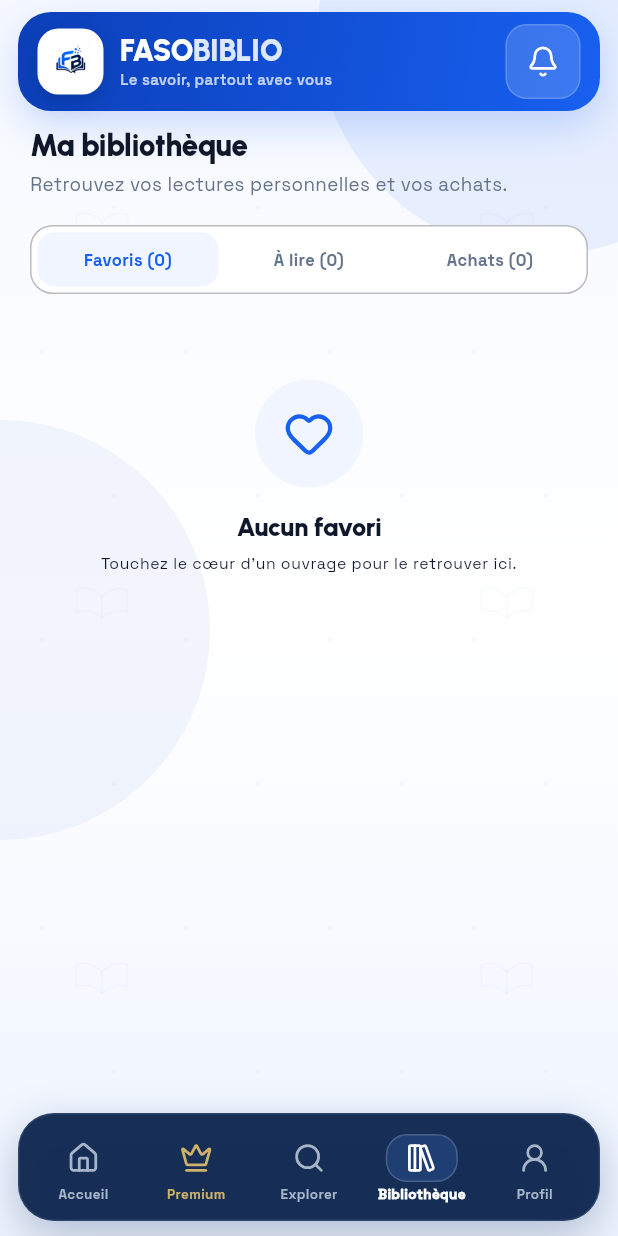
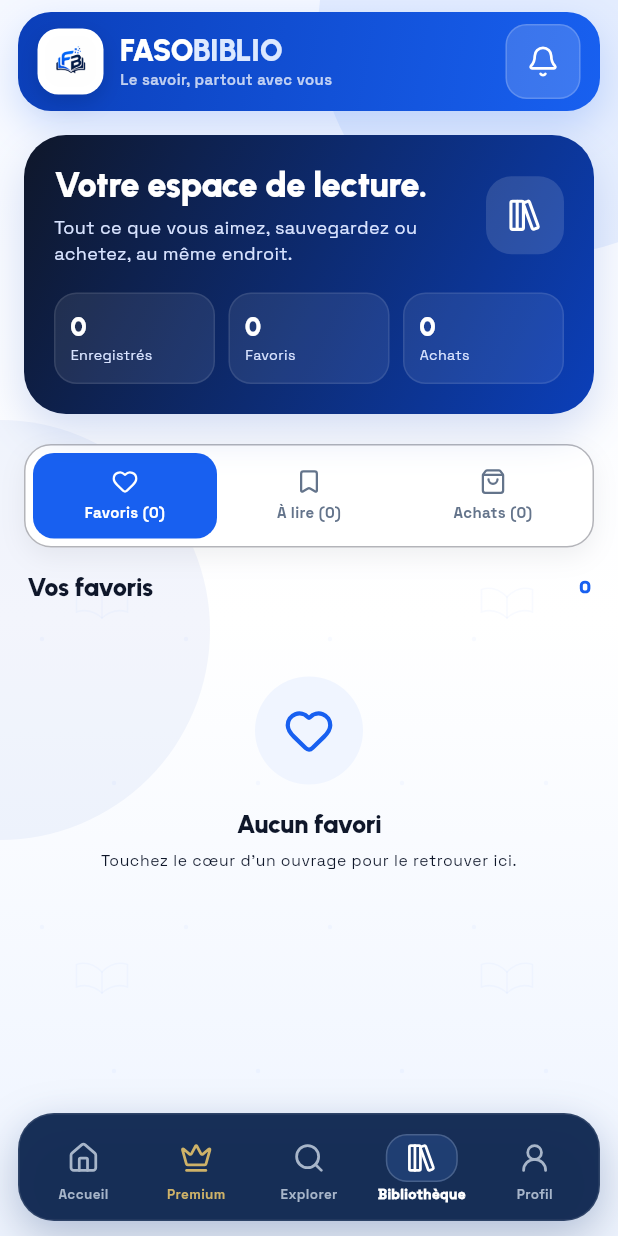
Before and after one commit to aY-Hack-dev/fasobiblio-flutter, a Flutter app: the screen it shows after launch, item 4 of the bottom bar chosen, on a phone screen of 412 x 824 dp. Run offline on Flutter 3.47's test engine with Material 3 defaults, Android fonts, the phone set to English and light mode, and no system bars; our stand-ins replace cached_network_image, connectivity_plus, flutter_markdown, flutter_svg, google_fonts, lucide_icons_flutter and 3 more; missing offline and left inert: pdfrx; accounts and stored records are empty; network calls fail.

Commit message:
design: refresh library screen

```diff
--- a/lib/screens/library_screen.dart
+++ b/lib/screens/library_screen.dart
@@ -7,25 +7,144 @@ import '../widgets/section.dart';
 
 class LibraryScreen extends StatefulWidget {
   const LibraryScreen({super.key, required this.state, required this.onBook});
-  final AppState state; final ValueChanged<Book> onBook;
-  @override State<LibraryScreen> createState() => _LibraryScreenState();
+  final AppState state;
+  final ValueChanged<Book> onBook;
+
+  @override
+  State<LibraryScreen> createState() => _LibraryScreenState();
 }
+
 class _LibraryScreenState extends State<LibraryScreen> {
   int section = 0;
-  @override Widget build(BuildContext context) {
+
+  @override
+  Widget build(BuildContext context) {
     final ids = section == 0 ? widget.state.favorites : section == 1 ? widget.state.later : widget.state.purchased;
     final books = widget.state.books.where((b) => ids.contains(b.id)).toList();
+    final total = widget.state.favorites.length + widget.state.later.length + widget.state.purchased.length;
+
     return CustomScrollView(slivers: [
-      SliverToBoxAdapter(child: Padding(padding: const EdgeInsets.fromLTRB(20, 4, 20, 15), child: Column(crossAxisAlignment: CrossAxisAlignment.start, children: [Text('Ma bibliothèque', style: Theme.of(context).textTheme.headlineMedium), const SizedBox(height: 5), const Text('Retrouvez vos lectures personnelles et vos achats.', style: TextStyle(color: AppColors.muted)), const SizedBox(height: 18), Container(padding: const EdgeInsets.all(4), decoration: BoxDecoration(color: Theme.of(context).colorScheme.surface, border: Border.all(color: Theme.of(context).dividerColor.withValues(alpha: .5)), borderRadius: BorderRadius.circular(15)), child: Row(children: [_LibraryTab(label: 'Favoris', count: widget.state.favorites.length, selected: section == 0, onTap: () => setState(() => section = 0)), _LibraryTab(label: 'À lire', count: widget.state.later.length, selected: section == 1, onTap: () => setState(() => section = 1)), _LibraryTab(label: 'Achats', count: widget.state.purchased.length, selected: section == 2, onTap: () => setState(() => section = 2))]))]))),
-      SliverToBoxAdapter(child: books.isEmpty ? EmptyState(title: section == 0 ? 'Aucun favori' : section == 1 ? 'Rien dans votre liste' : 'Aucun achat', message: section == 0 ? 'Touchez le cœur d’un ouvrage pour le retrouver ici.' : section == 1 ? 'Ajoutez des documents à lire plus tard.' : 'Vos documents Premium achetés apparaîtront ici.', icon: section == 0 ? AppIcons.heart : section == 1 ? AppIcons.bookmark : AppIcons.shoppingBag) : BookGrid(books: books, favorites: widget.state.favorites, onBook: widget.onBook, onFavorite: (book) => widget.state.toggleFavorite(book.id))),
-      const SliverToBoxAdapter(child: SizedBox(height: 30)),
+      SliverToBoxAdapter(child: _LibraryHero(
+        total: total,
+        favorites: widget.state.favorites.length,
+        later: widget.state.later.length,
+        purchased: widget.state.purchased.length,
+      )),
+      SliverToBoxAdapter(child: Padding(
+        padding: const EdgeInsets.fromLTRB(16, 20, 16, 12),
+        child: Container(
+          padding: const EdgeInsets.all(5),
+          decoration: BoxDecoration(
+            color: Theme.of(context).colorScheme.surface,
+            borderRadius: BorderRadius.circular(18),
+            border: Border.all(color: Theme.of(context).dividerColor.withValues(alpha: .55)),
+            boxShadow: const [BoxShadow(color: Color(0x110F172A), blurRadius: 14, offset: Offset(0, 6))],
+          ),
+          child: Row(children: [
+            _LibraryTab(label: 'Favoris', icon: AppIcons.heart, count: widget.state.favorites.length, selected: section == 0, onTap: () => setState(() => section = 0)),
+            _LibraryTab(label: 'À lire', icon: AppIcons.bookmark, count: widget.state.later.length, selected: section == 1, onTap: () => setState(() => section = 1)),
+            _LibraryTab(label: 'Achats', icon: AppIcons.shoppingBag, count: widget.state.purchased.length, selected: section == 2, onTap: () => setState(() => section = 2)),
+          ]),
+        ),
+      )),
+      SliverToBoxAdapter(child: Padding(
+        padding: const EdgeInsets.fromLTRB(18, 4, 18, 8),
+        child: Row(children: [
+          Expanded(child: Text(
+            section == 0 ? 'Vos favoris' : section == 1 ? 'À lire plus tard' : 'Vos achats Premium',
+            style: Theme.of(context).textTheme.titleLarge,
+          )),
+          Text('${books.length}', style: const TextStyle(fontSize: 12, fontWeight: FontWeight.w900, color: AppColors.blue)),
+        ]),
+      )),
+      SliverToBoxAdapter(
+        child: books.isEmpty
+            ? EmptyState(
+                title: section == 0 ? 'Aucun favori' : section == 1 ? 'Votre liste est vide' : 'Aucun achat',
+                message: section == 0
+                    ? 'Touchez le cœur d’un ouvrage pour le retrouver ici.'
+                    : section == 1
+                        ? 'Enregistrez des documents pour les lire plus tard.'
+                        : 'Vos documents Premium achetés apparaîtront ici.',
+                icon: section == 0 ? AppIcons.heart : section == 1 ? AppIcons.bookmark : AppIcons.shoppingBag,
+              )
+            : BookGrid(
+                books: books,
+                favorites: widget.state.favorites,
+                onBook: widget.onBook,
+                onFavorite: (book) => widget.state.toggleFavorite(book.id),
+              ),
+      ),
+      const SliverToBoxAdapter(child: SizedBox(height: 34)),
     ]);
   }
 }
 
+class _LibraryHero extends StatelessWidget {
+  const _LibraryHero({required this.total, required this.favorites, required this.later, required this.purchased});
+  final int total;
+  final int favorites;
+  final int later;
+  final int purchased;
+
+  @override
+  Widget build(BuildContext context) => Container(
+    margin: const EdgeInsets.fromLTRB(16, 8, 16, 0),
+    padding: const EdgeInsets.all(20),
+    decoration: BoxDecoration(
+      gradient: const LinearGradient(colors: [AppColors.ink, AppColors.blueDeep], begin: Alignment.topLeft, end: Alignment.bottomRight),
+      borderRadius: BorderRadius.circular(28),
+      boxShadow: const [BoxShadow(color: Color(0x2A0B3FB9), blurRadius: 24, offset: Offset(0, 12))],
+    ),
+    child: Column(crossAxisAlignment: CrossAxisAlignment.start, children: [
+      Row(children: [
+        Expanded(child: Column(crossAxisAlignment: CrossAxisAlignment.start, children: [
+          Text('Votre espace de lecture.', style: AppTypography.display(size: 23, weight: FontWeight.w900, color: Colors.white)),
+          const SizedBox(height: 7),
+          const Text('Tout ce que vous aimez, sauvegardez ou achetez, au même endroit.', style: TextStyle(fontSize: 12, height: 1.45, color: Color(0xFFD8E3FF))),
+        ])),
+        Container(
+          width: 52,
+          height: 52,
+          decoration: BoxDecoration(color: const Color(0x22FFFFFF), borderRadius: BorderRadius.circular(17)),
+          child: const Icon(AppIcons.library, color: Colors.white, size: 25),
+        ),
+      ]),
+      const SizedBox(height: 18),
+      Row(children: [
+        _Metric(value: '$total', label: 'Enregistrés'),
+        const SizedBox(width: 9),
+        _Metric(value: '$favorites', label: 'Favoris'),
+        const SizedBox(width: 9),
+        _Metric(value: '$purchased', label: 'Achats'),
+      ]),
+    ]),
+  );
+}
+
+class _Metric extends StatelessWidget {
+  const _Metric({required this.value, required this.label});
+  final String value;
+  final String label;
+
+  @override
+  Widget build(BuildContext context) => Expanded(
+    child: Container(
+      padding: const EdgeInsets.symmetric(horizontal: 10, vertical: 11),
+      decoration: BoxDecoration(color: const Color(0x14FFFFFF), borderRadius: BorderRadius.circular(15), border: Border.all(color: const Color(0x18FFFFFF))),
+      child: Column(crossAxisAlignment: CrossAxisAlignment.start, children: [
+        Text(value, style: AppTypography.display(size: 18, weight: FontWeight.w900, color: Colors.white)),
+        const SizedBox(height: 2),
+        Text(label, style: const TextStyle(fontSize: 9.5, color: Color(0xFFD8E3FF))),
+      ]),
+    ),
+  );
+}
+
 class _LibraryTab extends StatelessWidget {
-  const _LibraryTab({required this.label, required this.count, required this.selected, required this.onTap});
+  const _LibraryTab({required this.label, required this.icon, required this.count, required this.selected, required this.onTap});
   final String label;
+  final IconData icon;
   final int count;
   final bool selected;
   final VoidCallback onTap;
@@ -34,12 +153,19 @@ class _LibraryTab extends StatelessWidget {
   Widget build(BuildContext context) => Expanded(
     child: InkWell(
       onTap: onTap,
-      borderRadius: BorderRadius.circular(11),
+      borderRadius: BorderRadius.circular(14),
       child: AnimatedContainer(
         duration: const Duration(milliseconds: 180),
-        padding: const EdgeInsets.symmetric(horizontal: 3, vertical: 10),
-        decoration: BoxDecoration(color: selected ? AppColors.sky : Colors.transparent, borderRadius: BorderRadius.circular(11)),
-        child: Text('$label ($count)', maxLines: 1, overflow: TextOverflow.ellipsis, textAlign: TextAlign.center, style: TextStyle(fontSize: 11, fontWeight: FontWeight.w800, color: selected ? AppColors.blue : AppColors.muted)),
+        padding: const EdgeInsets.symmetric(horizontal: 4, vertical: 10),
+        decoration: BoxDecoration(
+          color: selected ? AppColors.blue : Colors.transparent,
+          borderRadius: BorderRadius.circular(14),
+        ),
+        child: Column(children: [
+          Icon(icon, size: 18, color: selected ? Colors.white : AppColors.muted),
+          const SizedBox(height: 4),
+          Text('$label ($count)', maxLines: 1, overflow: TextOverflow.ellipsis, textAlign: TextAlign.center, style: TextStyle(fontSize: 10, fontWeight: FontWeight.w800, color: selected ? Colors.white : AppColors.muted)),
+        ]),
       ),
     ),
   );
```
